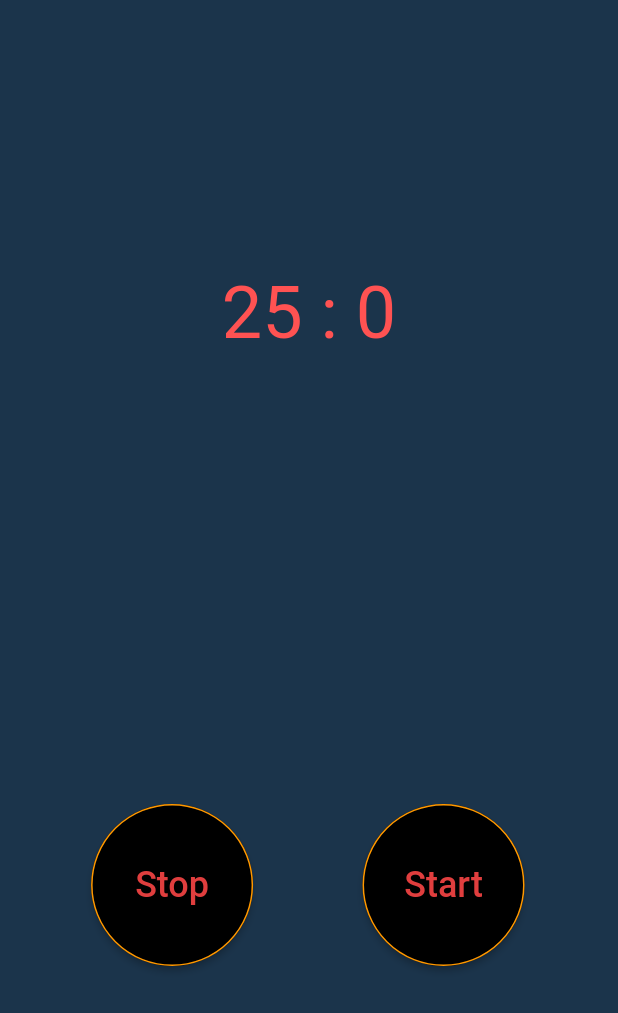
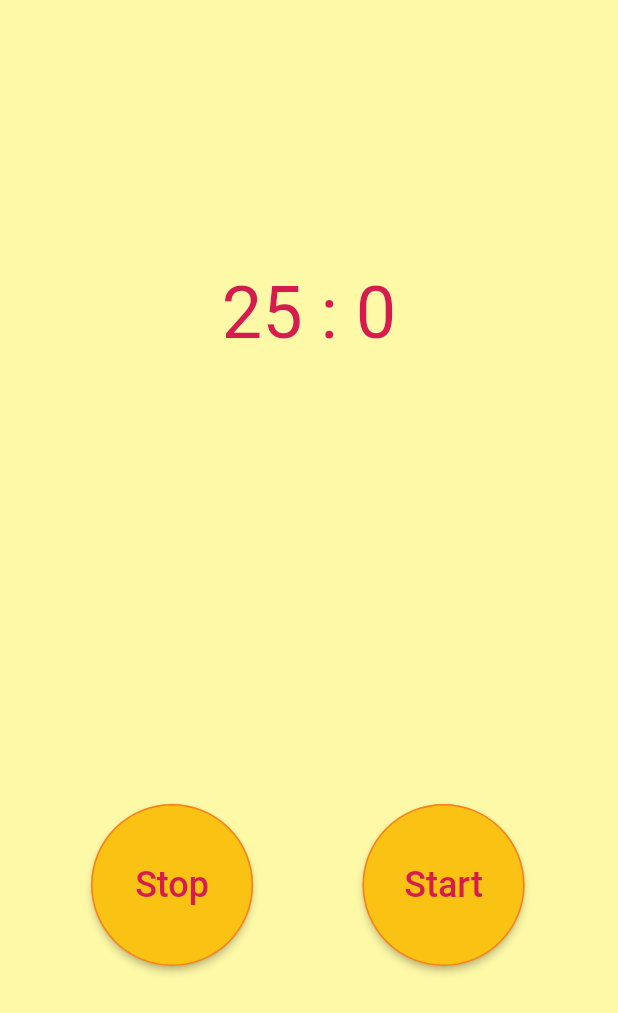
Before and after one commit to Kombini21/mobile_pomodoro_timer, a Flutter app: the screen it shows after launch, on a phone screen of 412 x 824 dp. Shown: the top 1013 px of the screen. Run offline on Flutter 3.47's test engine with Material 2 defaults, Android fonts, the phone set to English and light mode, and no system bars.

Commit message:
Update colors

```diff
--- a/lib/main.dart
+++ b/lib/main.dart
@@ -78,7 +78,7 @@
   Widget build(BuildContext context) {
     return Scaffold(
 
-      backgroundColor: const Color.fromRGBO(27, 52, 75, 1),
+      backgroundColor: const Color.fromRGBO(254, 249, 167,1),
       body: Column(
         mainAxisAlignment: MainAxisAlignment.center,
         crossAxisAlignment: CrossAxisAlignment.stretch,
@@ -91,7 +91,7 @@
               Text(
                 "$_minutes : $_seconds",
                 style: const TextStyle(
-                  color: Colors.redAccent,
+                  color: Color.fromRGBO(214, 28, 78,1),
                   fontSize: 48,
                 ),
               ),
@@ -108,16 +108,16 @@
                   _stopTimer();
                 },
                 style: ElevatedButton.styleFrom(
-                primary: Colors.black,
+                primary: const Color.fromRGBO(250, 194, 19,1),
                 padding: const EdgeInsets.all(40.0),
                 shape: const CircleBorder(
-                  side: BorderSide(color: Colors.orange),
+                  side: BorderSide(color: Color.fromRGBO(247, 126, 33, 1)),
                 ),
                 ),
                 child: const Text(
                   "Stop",
                   style: TextStyle(
-                    color: Color.fromARGB(230, 248, 69, 69),
+                    color: Color.fromRGBO(214, 28, 78,1),
                     fontSize: 24,
                   ),
                   ),
@@ -127,16 +127,16 @@
                   _startTimer();
                 },
                 style: ElevatedButton.styleFrom(
-                primary: Colors.black,
+                primary: const Color.fromRGBO(250, 194, 19,1),
                 padding: const EdgeInsets.all(40.0),
                 shape: const CircleBorder(
-                  side: BorderSide(color: Colors.orange),
+                  side: BorderSide(color: Color.fromRGBO(247, 126, 33, 1)),
                 ),
                 ),
                 child: const Text(
                   "Start",
                   style: TextStyle(
-                    color: Color.fromARGB(230, 248, 69, 69),
+                    color: Color.fromRGBO(214, 28, 78,1),
                     fontSize: 24,
                   ),
                   ),
```
